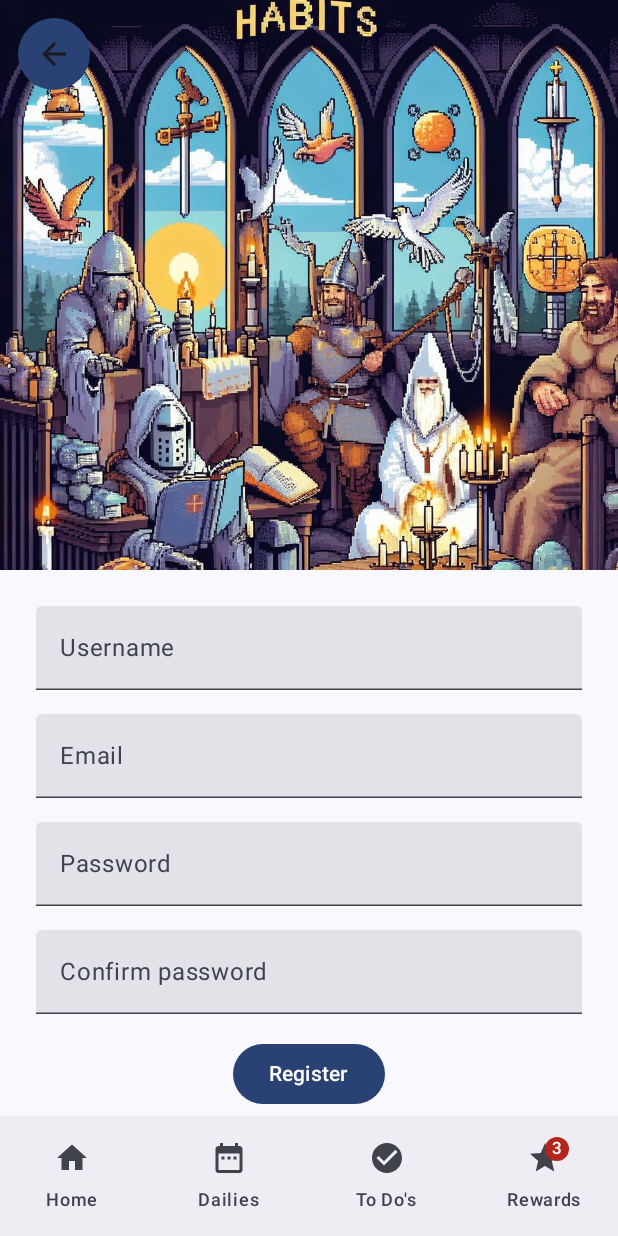
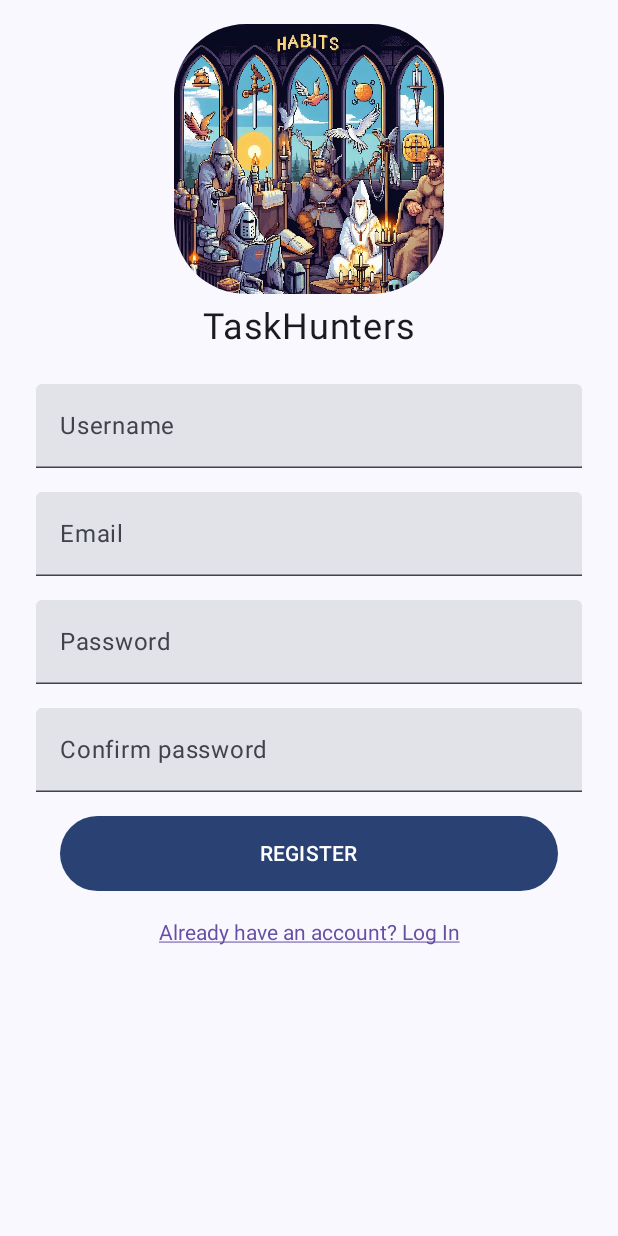
Before and after one commit to ArnoldCatamuscay/TaskHunters-Android, an Android app built with Jetpack Compose: the RegisterScreen screen opened through its navigation route, on a phone screen of 412 x 824 dp. Run offline under Robolectric (Android 15) with nearby library versions, the phone set to English and light mode, and no system bars; our stand-ins replace Dagger/Hilt's generated code, Firebase (no records; nobody signed in at launch, a user with empty details on screens opened directly), Room's generated code.

Commit message:
Add anonymous account and link account functionality

```diff
--- a/app/src/main/java/co/unicauca/taskhunters/TaskHuntersApp.kt
+++ b/app/src/main/java/co/unicauca/taskhunters/TaskHuntersApp.kt
@@ -35,16 +35,13 @@ import co.unicauca.taskhunters.ui.components.FABScreensList
 import co.unicauca.taskhunters.ui.components.NavigationDrawerContent
 import co.unicauca.taskhunters.ui.components.NavigationGraph
 import co.unicauca.taskhunters.ui.components.TaskFAB
+import co.unicauca.taskhunters.ui.components.authScreensList
 import co.unicauca.taskhunters.ui.theme.TaskHuntersTheme
 import kotlinx.coroutines.CoroutineScope
 
 @Composable
 fun TaskHuntersApp() {
     val appState = rememberAppState()
-    /*val homeViewModel: HomeViewModel = viewModel(factory = AppViewModelProvider.Factory)
-    val dailiesViewModel: DailiesViewModel = viewModel(factory = AppViewModelProvider.Factory)
-    val toDoSViewModel: ToDoSViewModel = viewModel(factory = AppViewModelProvider.Factory)
-    val editTaskViewModel: EditTasksViewModel = viewModel(factory = AppViewModelProvider.Factory)*/
     val coroutineScope = rememberCoroutineScope()
     val navBackStackEntry by appState.navController.currentBackStackEntryAsState()
     val currentRoute = navBackStackEntry?.destination?.route
@@ -78,10 +75,11 @@ fun TaskHuntersApp() {
             },
             floatingActionButtonPosition = FabPosition.End,
             bottomBar = {
-                BottomNavBar(
-                    BOTTOM_NAV_ITEMS,
-                    onClickItem = { route -> appState.navController.navigate(route) }
-                )
+                if (currentRoute != null && currentRoute !in authScreensList)
+                    BottomNavBar(
+                        BOTTOM_NAV_ITEMS,
+                        onClickItem = { route -> appState.navController.navigate(route) }
+                    )
             },
         ) { innerPadding ->
             Box(
@@ -89,14 +87,7 @@ fun TaskHuntersApp() {
                     .fillMaxSize()
                     .padding(innerPadding)
             ) {
-                NavigationGraph(
-                    appState = appState,
-                    scope = coroutineScope,
-                    /*homeViewModel = homeViewModel,
-                    dailiesViewModel = dailiesViewModel,
-                    toDoSViewModel = toDoSViewModel,
-                    editTasksViewModel = editTaskViewModel*/
-                )
+                NavigationGraph(appState = appState, scope = coroutineScope)
             }
         }
     }
--- a/app/src/main/java/co/unicauca/taskhunters/model/service/AccountService.kt
+++ b/app/src/main/java/co/unicauca/taskhunters/model/service/AccountService.kt
@@ -7,12 +7,12 @@ interface AccountService {
     val currentUser: Flow<User?>
     val currentUserId: String
     fun hasUser(): Boolean
-    //fun getUserProfile(): User
-    //suspend fun createAnonymousAccount()
-    //suspend fun updateDisplayName(newDisplayName: String)
-    //suspend fun linkAccount(email: String, password: String)
+    fun getUserProfile(): User
+    suspend fun createAnonymousAccount()
+    suspend fun updateDisplayName(newDisplayName: String)
+    suspend fun linkAccount(email: String, password: String)
     suspend fun signIn(email: String, password: String)
-    suspend fun signUp(email: String, password: String)
+    //suspend fun signUp(email: String, password: String)
     suspend fun signOut()
     suspend fun deleteAccount()
 }
--- a/app/src/main/java/co/unicauca/taskhunters/ui/components/AppNavigation.kt
+++ b/app/src/main/java/co/unicauca/taskhunters/ui/components/AppNavigation.kt
@@ -6,6 +6,7 @@ import androidx.navigation.compose.composable
 import co.unicauca.taskhunters.TaskHuntersAppState
 import co.unicauca.taskhunters.model.Task
 import co.unicauca.taskhunters.model.TaskType
+import co.unicauca.taskhunters.ui.screens.account_center.AccountCenterScreen
 import co.unicauca.taskhunters.ui.screens.home.HomeScreen
 import co.unicauca.taskhunters.ui.screens.login.LoginScreen
 import co.unicauca.taskhunters.ui.screens.register.RegisterScreen
@@ -22,10 +23,6 @@ import kotlinx.coroutines.launch
 @Composable
 fun NavigationGraph(
     appState: TaskHuntersAppState,
-    /*homeViewModel: HomeViewModel,
-    dailiesViewModel: DailiesViewModel,
-    toDoSViewModel: ToDoSViewModel,
-    editTasksViewModel: EditTasksViewModel,*/
     scope: CoroutineScope
 ) {
     NavHost(
@@ -40,7 +37,6 @@ fun NavigationGraph(
                     }
                 },
                 coroutineScope = scope,
-                //homeViewModel = homeViewModel,
                 restartApp = { route -> appState.navigate(route) },
                 goToEdit = {
                     val gson: Gson = GsonBuilder().create()
@@ -68,7 +64,6 @@ fun NavigationGraph(
         composable(route = Screens.DailiesScreen.name) {
             DailiesScreen(
                 coroutineScope = scope,
-                //dailiesViewModel = dailiesViewModel,
                 goToEdit = {
                     val gson: Gson = GsonBuilder().create()
                     val taskJson = gson.toJson(it)
@@ -82,12 +77,10 @@ fun NavigationGraph(
                     )
                 }
             )
-            //appState.navController.navigate(Screens.EditDailyScreen.name)
         }
         composable(route = Screens.ToDoScreen.name) {
             ToDoScreen(
                 coroutineScope = scope,
-                //toDoSViewModel = toDoSViewModel,
                 goToEdit = {
                     val gson: Gson = GsonBuilder().create()
                     val taskJson = gson.toJson(it)
@@ -107,7 +100,6 @@ fun NavigationGraph(
         }
         composable(route = Screens.RegisterScreen.name) {
             RegisterScreen(
-                goBack = { appState.navController.navigateUp() },
                 navigateAndPopUp = { route, popUp ->
                     appState.navigateAndPopUp(route, popUp)
                 }
@@ -122,7 +114,6 @@ fun NavigationGraph(
                 isCreated = false,
                 goBack = { appState.navController.navigateUp() },
                 coroutineScope = scope,
-                //editTasksViewModel = editTasksViewModel
             )
         }
         composable(route = Screens.CreateToDoScreen.name) {
@@ -131,7 +122,6 @@ fun NavigationGraph(
                 isCreated = false,
                 goBack = { appState.navController.navigateUp() },
                 coroutineScope = scope,
-                //editTasksViewModel = editTasksViewModel
             )
         }
         composable(route = "${Screens.EditDailyScreen.name}/{task}") { navBackStackEntry ->
@@ -147,8 +137,7 @@ fun NavigationGraph(
                 isDaily = true,
                 isCreated = true,
                 goBack = { appState.navController.navigateUp() },
-                coroutineScope = scope,
-                //editTasksViewModel = editTasksViewModel
+                coroutineScope = scope
             )
         }
         composable(route = "${Screens.EditToDoScreen.name}/{task}") { navBackStackEntry ->
@@ -163,8 +152,7 @@ fun NavigationGraph(
                 isDaily = false,
                 isCreated = true,
                 goBack = { appState.navController.navigateUp() },
-                coroutineScope = scope,
-                //editTasksViewModel = editTasksViewModel
+                coroutineScope = scope
             )
         }
         composable(route = Screens.SplashScreen.name) {
@@ -177,5 +165,8 @@ fun NavigationGraph(
                 appState.navigateAndPopUp(route, popUp)
             })
         }
+        composable(route = Screens.AccountScreen.name) {
+            AccountCenterScreen(restartApp = { route -> appState.navigate(route) })
+        }
     }
 }
--- a/app/src/main/java/co/unicauca/taskhunters/ui/screens/AppViewModel.kt
+++ b/app/src/main/java/co/unicauca/taskhunters/ui/screens/AppViewModel.kt
@@ -3,14 +3,19 @@ package co.unicauca.taskhunters.ui.screens
 import android.util.Log
 import androidx.lifecycle.ViewModel
 import androidx.lifecycle.viewModelScope
+import co.unicauca.taskhunters.ui.common.snackbar.SnackBarManager
+import co.unicauca.taskhunters.ui.common.snackbar.SnackBarMessage.Companion.toSnackBarMessage
 import kotlinx.coroutines.CoroutineExceptionHandler
 import kotlinx.coroutines.CoroutineScope
 import kotlinx.coroutines.launch
 
 open class AppViewModel : ViewModel() {
-    fun launchCatching(block: suspend CoroutineScope.() -> Unit) =
+    fun launchCatching(snackBar: Boolean = true, block: suspend CoroutineScope.() -> Unit) =
         viewModelScope.launch(
             CoroutineExceptionHandler { _, throwable ->
+                if (snackBar) {
+                    SnackBarManager.showMessage(throwable.toSnackBarMessage())
+                }
                 Log.d(ERROR_TAG, throwable.message.orEmpty())
             },
             block = block
--- a/app/src/main/java/co/unicauca/taskhunters/ui/screens/home/HomeScreen.kt
+++ b/app/src/main/java/co/unicauca/taskhunters/ui/screens/home/HomeScreen.kt
@@ -14,6 +14,7 @@ import androidx.compose.foundation.lazy.grid.GridItemSpan
 import androidx.compose.foundation.lazy.grid.LazyVerticalGrid
 import androidx.compose.foundation.lazy.grid.items
 import androidx.compose.foundation.shape.RoundedCornerShape
+import androidx.compose.material3.Button
 import androidx.compose.material3.Divider
 import androidx.compose.material3.MaterialTheme
 import androidx.compose.material3.Text
@@ -99,6 +100,19 @@ fun HomeScreen(
                 )
             }
         }
+        //Log Out
+        item(span = { GridItemSpan(maxLineSpan) }) {
+            Button(onClick = { homeViewModel.onSignOutClick(restartApp) }) {
+                Text(text = "Cerrar sesión")
+            }
+            Spacer(modifier = Modifier.padding(8.dp))
+        }
+        //Delete account
+        item(span = { GridItemSpan(maxLineSpan) }) {
+            Button(onClick = { homeViewModel.onDeleteAccountClick(restartApp) }) {
+                Text(text = "Eliminar cuenta")
+            }
+        }
     }
 }
 
--- a/app/src/main/java/co/unicauca/taskhunters/ui/screens/login/LoginScreen.kt
+++ b/app/src/main/java/co/unicauca/taskhunters/ui/screens/login/LoginScreen.kt
@@ -141,13 +141,13 @@ fun LoginScreenContent(
         Spacer(modifier = Modifier.height(20.dp))
         //Text(text = "-------- o --------", style = TextStyle(color = Color.Gray))
         Divider(Modifier.padding(start = 24.dp, end = 24.dp))
-        Spacer(modifier = Modifier.height(20.dp))
+        /*Spacer(modifier = Modifier.height(20.dp))
         SocialMediaButton(
             onClick = onGuestClick,
             text = stringResource(R.string.continue_as_guest),
             icon = R.drawable.ic_incognito,
             color = Color(0xFF363636)
-        )
+        )*/
         Spacer(modifier = Modifier.height(15.dp))
         SocialMediaButton(
             onClick = onGoogleClick,
--- a/app/src/main/java/co/unicauca/taskhunters/ui/screens/login/LoginViewModel.kt
+++ b/app/src/main/java/co/unicauca/taskhunters/ui/screens/login/LoginViewModel.kt
@@ -53,7 +53,7 @@ class LoginViewModel @Inject constructor(
 
         launchCatching {
             accountService.signIn(email, password)
-            navigateAndPopUp(Screens.RewardsScreen.name, Screens.LogInScreen.name)
+            navigateAndPopUp(Screens.HomeScreen.name, Screens.LogInScreen.name)
         }
     }
 
--- a/app/src/main/java/co/unicauca/taskhunters/ui/screens/register/RegisterScreen.kt
+++ b/app/src/main/java/co/unicauca/taskhunters/ui/screens/register/RegisterScreen.kt
@@ -1,23 +1,18 @@
 package co.unicauca.taskhunters.ui.screens.register
 
 import androidx.compose.foundation.Image
-import androidx.compose.foundation.background
 import androidx.compose.foundation.layout.Box
 import androidx.compose.foundation.layout.Column
 import androidx.compose.foundation.layout.Spacer
-import androidx.compose.foundation.layout.fillMaxSize
 import androidx.compose.foundation.layout.fillMaxWidth
 import androidx.compose.foundation.layout.height
 import androidx.compose.foundation.layout.padding
 import androidx.compose.foundation.layout.size
 import androidx.compose.foundation.rememberScrollState
-import androidx.compose.foundation.shape.CircleShape
+import androidx.compose.foundation.shape.RoundedCornerShape
+import androidx.compose.foundation.text.ClickableText
 import androidx.compose.foundation.verticalScroll
-import androidx.compose.material.icons.Icons
-import androidx.compose.material.icons.filled.ArrowBack
 import androidx.compose.material3.Button
-import androidx.compose.material3.Icon
-import androidx.compose.material3.IconButton
 import androidx.compose.material3.MaterialTheme
 import androidx.compose.material3.Surface
 import androidx.compose.material3.Text
@@ -30,17 +25,22 @@ import androidx.compose.ui.draw.clip
 import androidx.compose.ui.layout.ContentScale
 import androidx.compose.ui.res.painterResource
 import androidx.compose.ui.res.stringResource
+import androidx.compose.ui.text.AnnotatedString
+import androidx.compose.ui.text.TextStyle
+import androidx.compose.ui.text.font.FontFamily
 import androidx.compose.ui.text.input.PasswordVisualTransformation
+import androidx.compose.ui.text.style.TextDecoration
 import androidx.compose.ui.tooling.preview.Preview
 import androidx.compose.ui.unit.dp
+import androidx.compose.ui.unit.sp
 import androidx.hilt.navigation.compose.hiltViewModel
+import co.unicauca.taskhunters.R
 import co.unicauca.taskhunters.ui.common.composable.InputField
-import co.unicauca.taskhunters.R.drawable as AppDrawable
+import co.unicauca.taskhunters.ui.theme.Purple40
 import co.unicauca.taskhunters.R.string as AppText
 
 @Composable
 fun RegisterScreen(
-    goBack: () -> Unit,
     navigateAndPopUp: (String, String) -> Unit,
     registerViewModel: RegisterViewModel = hiltViewModel()
 ) {
@@ -53,8 +53,8 @@ fun RegisterScreen(
         onPasswordChange = registerViewModel::onPasswordChange,
         onConfirmPasswordChange = registerViewModel::onConfirmPasswordChange,
         onClearFieldClick = registerViewModel::onClearFieldClick,
-        onReturnClick = { goBack() },
         onRegisterClick = { registerViewModel.onRegisterClick(navigateAndPopUp) },
+        onLogInClick = { registerViewModel.onLogInClick(navigateAndPopUp) }
     )
 }
 
@@ -67,37 +67,28 @@ fun RegisterScreenContent(
     onPasswordChange: (String) -> Unit,
     onConfirmPasswordChange: (String) -> Unit,
     onClearFieldClick: (String) -> Unit,
-    onReturnClick: () -> Unit,
     onRegisterClick: () -> Unit,
+    onLogInClick: () -> Unit
 ) {
     Column(
         horizontalAlignment = Alignment.CenterHorizontally,
         modifier = modifier
             .verticalScroll(rememberScrollState())
     ) {
-        Box {
+        Spacer(modifier = Modifier.padding(8.dp))
         Image(
-                painter = painterResource(AppDrawable.register_image),
+            painter = painterResource(R.drawable.register_image),
             contentDescription = "Register image",
             contentScale = ContentScale.FillWidth,
             modifier = Modifier
-                    .fillMaxWidth()
-                    .height(380.dp)
+                .clip(RoundedCornerShape(size = 48.dp))
+                .size(180.dp)
         )
-            IconButton(
-                onClick = { onReturnClick() },
-                modifier = Modifier
-                    .padding(12.dp)
-                    .size(48.dp)
-                    .clip(CircleShape)
-                    .background(MaterialTheme.colorScheme.primary)
-            ) {
-                Icon(
-                    imageVector = Icons.Default.ArrowBack,
-                    contentDescription = "Go back"
+        Spacer(modifier = Modifier.padding(4.dp))
+        Text(
+            text = stringResource(id = R.string.app_name),
+            fontSize = 24.sp
         )
-            }
-        }
         Spacer(modifier = Modifier.padding(12.dp))
 
         InputField(
@@ -129,10 +120,38 @@ fun RegisterScreenContent(
             onClearClick = { onClearFieldClick("confirm password") },
             visualTransformation = PasswordVisualTransformation()
         )
-
-        Button(onClick = { onRegisterClick() }) {
-            Text(text = stringResource(AppText.nav_register_text))
+        Box(modifier = Modifier.padding(40.dp, 0.dp, 40.dp, 0.dp)) {
+            Button(
+                onClick = { onRegisterClick() },
+                shape = RoundedCornerShape(50.dp),
+                modifier = Modifier
+                    .fillMaxWidth()
+                    .height(50.dp)
+            ) {
+                Text(text = stringResource(R.string.nav_register_text).uppercase())
             }
+        }
+        ClickableText(
+            text = AnnotatedString("Already have an account? Log In"),
+            modifier = Modifier
+                .padding(20.dp),
+            onClick = { onLogInClick() },
+            style = TextStyle(
+                fontSize = 14.sp,
+                fontFamily = FontFamily.Default,
+                textDecoration = TextDecoration.Underline,
+                color = Purple40
+            )
+        )
+        /*Spacer(modifier = Modifier.height(20.dp))
+        Divider(Modifier.padding(start = 24.dp, end = 24.dp))
+        Spacer(modifier = Modifier.height(20.dp))
+        SocialMediaButton(
+            onClick = {},
+            text = stringResource(R.string.continue_with_google),
+            icon = R.drawable.ic_google,
+            color = Color(0xFFF1F1F1)
+        )*/
     }
 }
 
@@ -140,9 +159,18 @@ fun RegisterScreenContent(
 @Composable
 fun PreviewRegisterScreen() {
     Surface(
-        modifier = Modifier.fillMaxSize(),
+        //modifier = Modifier.fillMaxSize(),
         color = MaterialTheme.colorScheme.background
     ) {
-        //RegisterScreen(goBack = {}, goToHome = {})
+        RegisterScreenContent(
+            uiState = RegisterUiState(),
+            onUsernameChange = {},
+            onEmailChange = {},
+            onPasswordChange = {},
+            onConfirmPasswordChange = {},
+            onClearFieldClick = {},
+            onRegisterClick = { },
+            onLogInClick = {},
+        )
     }
 }
--- a/app/src/main/java/co/unicauca/taskhunters/ui/screens/splash/SplashViewModel.kt
+++ b/app/src/main/java/co/unicauca/taskhunters/ui/screens/splash/SplashViewModel.kt
@@ -11,8 +11,18 @@ class SplashViewModel @Inject constructor(
     private val accountService: AccountService,
 ) : AppViewModel() {
 
-    fun onAppStart(openAndPopUp: (String, String) -> Unit) {
-        if (accountService.hasUser()) openAndPopUp(Screens.HomeScreen.name, Screens.SplashScreen.name)
-        else openAndPopUp(Screens.LogInScreen.name, Screens.SplashScreen.name)
+    fun onAppStart(navigateAndPopUp: (String, String) -> Unit) {
+        if (accountService.hasUser())
+            navigateAndPopUp(Screens.HomeScreen.name, Screens.SplashScreen.name)
+        else
+            createAnonymousAccount(navigateAndPopUp)
+        //else openAndPopUp(Screens.LogInScreen.name, Screens.SplashScreen.name)
+    }
+
+    private fun createAnonymousAccount(navigateAndPopUp: (String, String) -> Unit) {
+        launchCatching {
+            accountService.createAnonymousAccount()
+            navigateAndPopUp(Screens.HomeScreen.name, Screens.SplashScreen.name)
+        }
     }
 }
--- a/app/src/main/res/values/strings.xml
+++ b/app/src/main/res/values/strings.xml
@@ -41,4 +41,5 @@
     <string name="continue_as_guest">Continue as Guest</string>
     <string name="continue_with_google">Continue with Google</string>
     <string name="register_question">Don\'t have an account? Register</string>
+    <string name="nav_account_text">Account</string>
 </resources>
```
Also changed, not shown: app/src/main/java/co/unicauca/taskhunters/TaskHuntersHiltApplication.kt (+1 -12 lines), app/src/main/java/co/unicauca/taskhunters/data/TaskDatabase.kt (+0 -16 lines), app/src/main/java/co/unicauca/taskhunters/model/service/impl/AccountServiceImpl.kt (+29 -3 lines), app/src/main/java/co/unicauca/taskhunters/ui/components/NavigationItem.kt (+10 -3 lines), app/src/main/java/co/unicauca/taskhunters/ui/screens/account_center/AccountCenterScreen.kt (added, +185 -0 lines), app/src/main/java/co/unicauca/taskhunters/ui/screens/account_center/AccountCenterViewModel.kt (added, +43 -0 lines), app/src/main/java/co/unicauca/taskhunters/ui/screens/home/HomeViewModel.kt (+14 -0 lines), app/src/main/java/co/unicauca/taskhunters/ui/screens/register/RegisterViewModel.kt (+7 -2 lines), 1 other file. Lines whose indentation alone changed are shown as unchanged.
